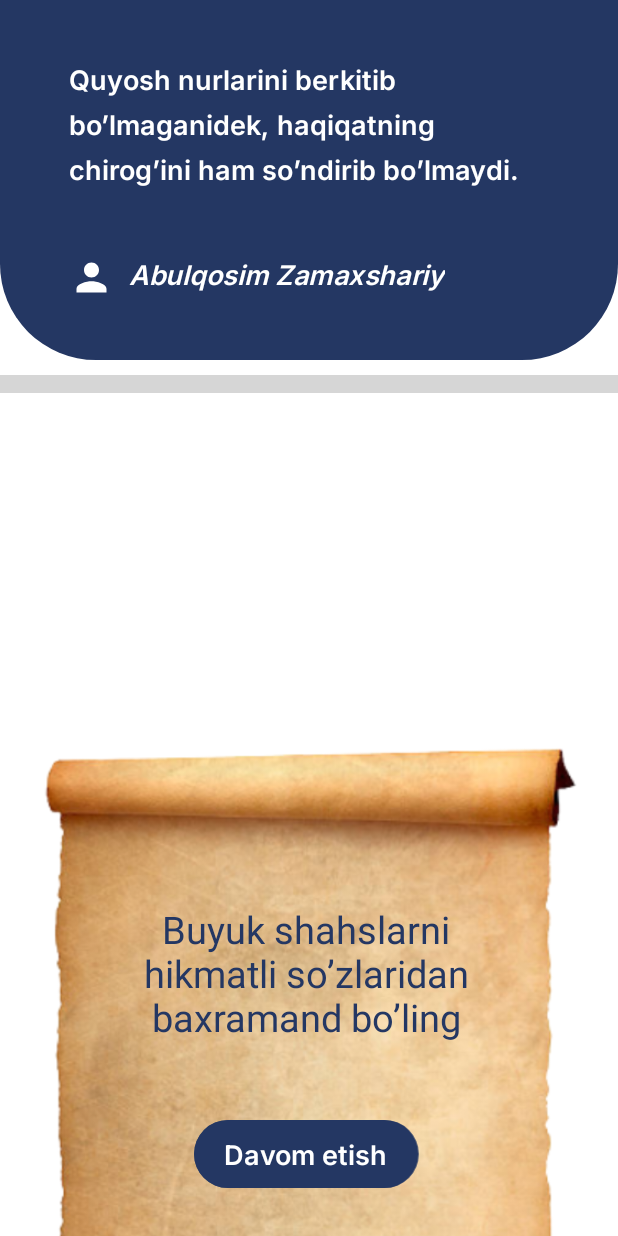
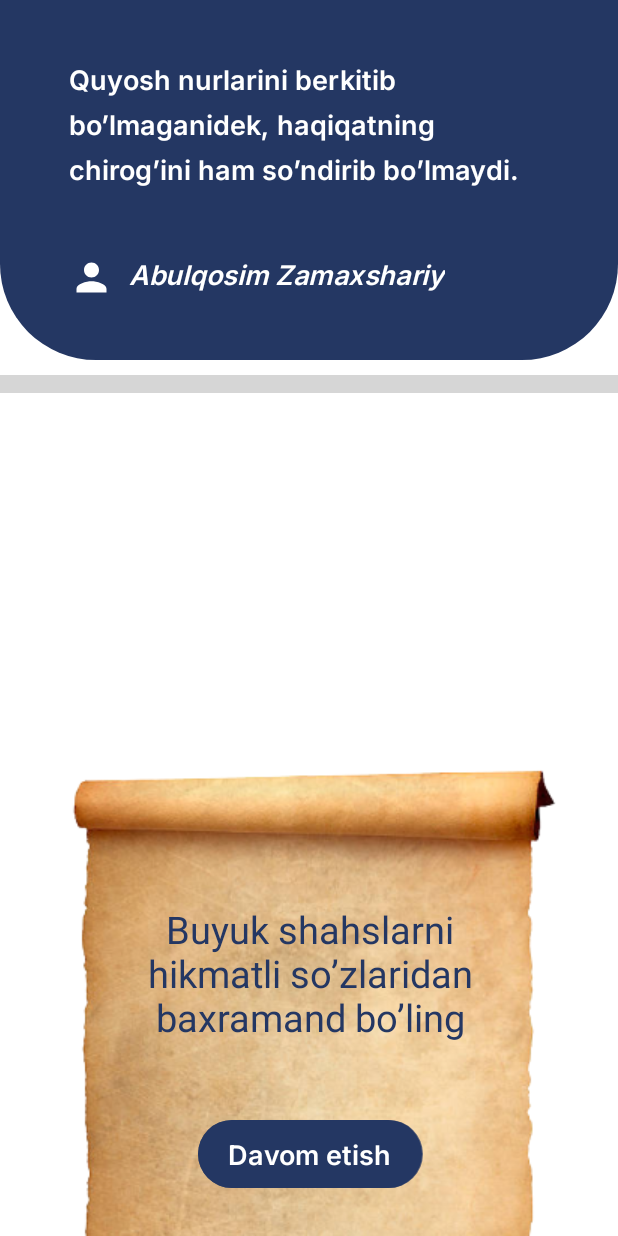
Before and after one commit to abdualiev088/hikmatlar_m, an Android app: the screen it shows after launch (IntroActivity), on a phone screen of 412 x 824 dp. Run offline under Robolectric (Android 15) with nearby library versions, the phone set to English and light mode, and no system bars; plain views replace CircleIndicator3; Roboto replaces fonts that are not available here; 1 statement that could not run was skipped; grey boxes are pictures that could not be loaded.

```diff
--- a/app/build.gradle
+++ b/app/build.gradle
@@ -37,8 +37,6 @@ android {
 
 dependencies {
 
-//    ViewModel
-    implementation("androidx.lifecycle:lifecycle-viewmodel-ktx:2.3.1")
 
 //  Retrofit
     implementation 'com.squareup.retrofit2:retrofit:2.9.0'
--- a/app/src/main/AndroidManifest.xml
+++ b/app/src/main/AndroidManifest.xml
@@ -2,9 +2,9 @@
 <manifest xmlns:android="http://schemas.android.com/apk/res/android"
     xmlns:tools="http://schemas.android.com/tools" >
 
+    <uses-permission android:name="android.permission.ACCESS_NETWORK_STATE" />
     <uses-permission android:name="android.permission.INTERNET" />
 
-    <uses-permission android:name="android.permission.ACCESS_WIFI_STATE" />
 
     <application
         android:usesCleartextTraffic="true"
--- a/app/src/main/java/com/example/hikmatlar/Backend/Api/ApiService/ApiClient.kt
+++ b/app/src/main/java/com/example/hikmatlar/Backend/Api/ApiService/ApiClient.kt
@@ -5,7 +5,7 @@ import retrofit2.converter.gson.GsonConverterFactory
 
 class ApiClient {
     companion object {
-        private const val BASE_URL = "http://10.0.2.2:8000/"
+        private const val BASE_URL = "https://hikmatlar.pythonanywhere.com/"
 
         fun create(): ApiService {
             val retrofit = Retrofit.Builder()
--- a/app/src/main/res/layout/activity_intro.xml
+++ b/app/src/main/res/layout/activity_intro.xml
@@ -9,39 +9,39 @@
 
     <LinearLayout
         android:id="@+id/firstPar"
-        android:gravity="center_horizontal"
-        app:layout_constraintTop_toTopOf="parent"
         android:layout_width="match_parent"
         android:layout_height="240dp"
+        android:background="@drawable/card_view"
+        android:gravity="center_horizontal"
         android:orientation="vertical"
-        android:background="@drawable/card_view" >
+        app:layout_constraintTop_toTopOf="parent">
 
         <androidx.viewpager2.widget.ViewPager2
             android:id="@+id/viewPager"
             android:layout_width="match_parent"
-            android:layout_height="240dp"/>
+            android:layout_height="240dp" />
 
     </LinearLayout>
+
     <me.relex.circleindicator.CircleIndicator3
-        android:layout_marginTop="10dp"
-        app:layout_constraintTop_toBottomOf="@+id/firstPar"
         android:id="@+id/indicator"
         android:layout_width="match_parent"
-        app:ci_drawable="@drawable/circle"
         android:layout_height="12dp"
         android:layout_alignParentBottom="true"
-        android:layout_marginBottom="424dp" />
+        android:layout_marginTop="10dp"
+        android:layout_marginBottom="424dp"
+        app:ci_drawable="@drawable/circle"
+        app:layout_constraintTop_toBottomOf="@+id/firstPar" />
 
     <ImageView
         android:id="@+id/image"
         android:layout_width="wrap_content"
         android:layout_height="wrap_content"
-        android:layout_marginStart="16dp"
         android:scaleType="center"
-        android:scaleX="1.1"
-        android:scaleY="1.1"
         android:src="@drawable/old_paper"
         app:layout_constraintBottom_toBottomOf="parent"
+        app:layout_constraintEnd_toEndOf="parent"
+        app:layout_constraintHorizontal_bias="0.5"
         app:layout_constraintStart_toStartOf="parent" />
 
     <TextView
@@ -92,5 +92,4 @@
     </LinearLayout>
 
 
-
 </androidx.constraintlayout.widget.ConstraintLayout>
--- a/app/src/main/res/layout/activity_main.xml
+++ b/app/src/main/res/layout/activity_main.xml
@@ -17,6 +17,7 @@
     </androidx.fragment.app.FragmentContainerView>
 
     <com.google.android.material.bottomnavigation.BottomNavigationView
+        android:visibility="gone"
         android:id="@+id/navView"
         app:layout_constraintBottom_toBottomOf="parent"
         android:layout_width="match_parent"
--- a/app/src/main/res/layout/quote_item.xml
+++ b/app/src/main/res/layout/quote_item.xml
@@ -14,6 +14,7 @@
         android:layout_height="match_parent">
         <androidx.cardview.widget.CardView
             android:id="@+id/save"
+            android:visibility="gone"
             android:layout_marginRight="18dp"
             android:layout_marginTop="18dp"
             android:layout_width="40dp"
@@ -74,6 +75,7 @@
                 android:textStyle="bold"
                 android:text="Imam Xisham"/>
             <ImageView
+                android:visibility="gone"
                 app:tint="@color/mainColor"
                 android:layout_width="wrap_content"
                 android:layout_gravity="center"
```
Also changed, not shown: app/src/main/java/com/example/hikmatlar/QuoteFragment.kt (+62 -15 lines), app/src/main/res/layout/fragment_quote.xml (+33 -9 lines).
